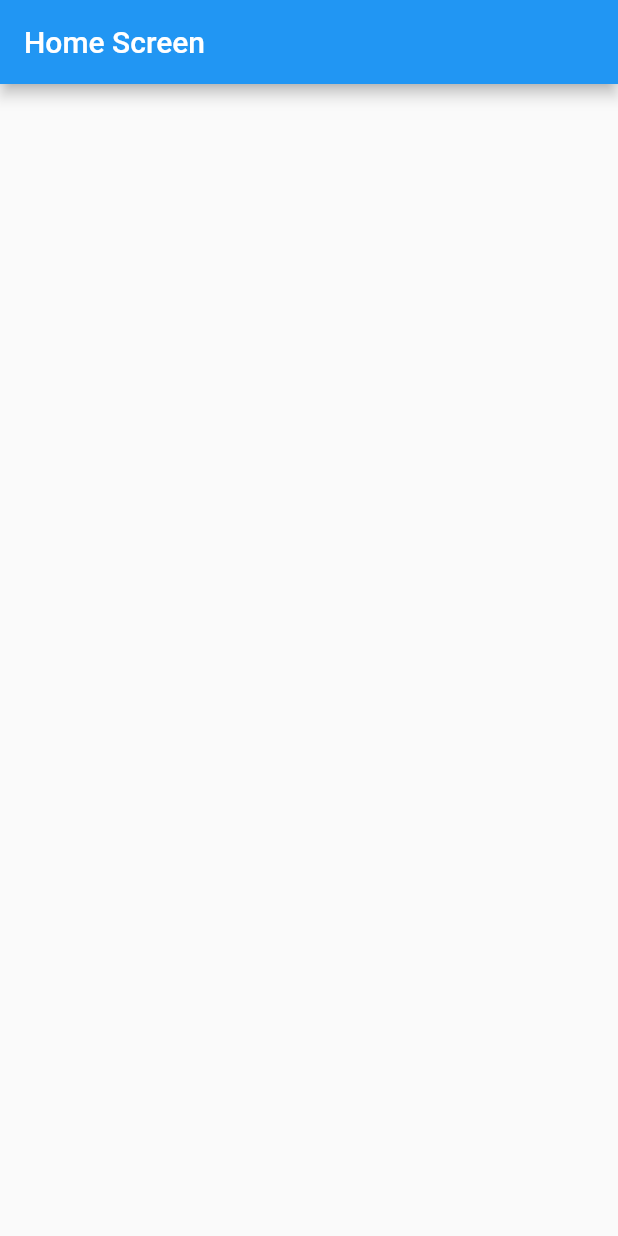
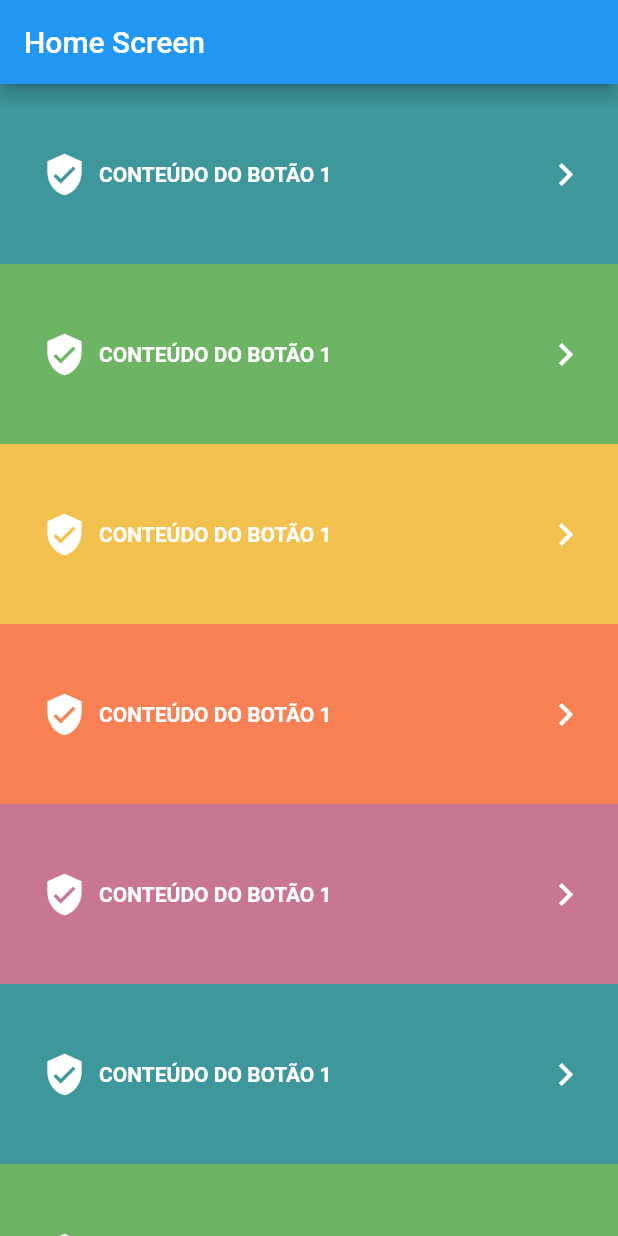
Before and after one commit to developmatt/flutter-sandbox, a Flutter app: the screen it shows after launch, on a phone screen of 412 x 824 dp. Run offline on Flutter 3.47's test engine with Material 2 defaults, Android fonts, the phone set to English and light mode, and no system bars.

Commit message:
Listing buttons on home screen

```diff
--- a/lib/screens/home/HomeScreen.dart
+++ b/lib/screens/home/HomeScreen.dart
@@ -1,4 +1,5 @@
 import 'package:flutter/material.dart';
+import 'package:flutterSandbox/widgets/ColoredButtonsList.dart';
 
 class HomeScreen extends StatefulWidget {
   @override
@@ -6,8 +7,60 @@ class HomeScreen extends StatefulWidget {
 }
 
 class _HomeScreenState extends State<HomeScreen> {
+
+  List<Map<String, dynamic>> buttonsList = [
+    {
+      'text': 'Conteúdo do botão 1',
+      'icon': Icons.verified_user,
+      'route': '/'
+    },
+    {
+      'text': 'Conteúdo do botão 1',
+      'icon': Icons.verified_user,
+      'route': '/'
+    },
+    {
+      'text': 'Conteúdo do botão 1',
+      'icon': Icons.verified_user,
+      'route': '/'
+    },
+    {
+      'text': 'Conteúdo do botão 1',
+      'icon': Icons.verified_user,
+      'route': '/'
+    },
+    {
+      'text': 'Conteúdo do botão 1',
+      'icon': Icons.verified_user,
+      'route': '/'
+    },
+    {
+      'text': 'Conteúdo do botão 1',
+      'icon': Icons.verified_user,
+      'route': '/'
+    },
+    {
+      'text': 'Conteúdo do botão 1',
+      'icon': Icons.verified_user,
+      'route': '/'
+    },
+    {
+      'text': 'Conteúdo do botão 1',
+      'icon': Icons.verified_user,
+      'route': '/'
+    },
+    {
+      'text': 'Conteúdo do botão 1',
+      'icon': Icons.verified_user,
+      'route': '/'
+    },
+  ];
+
   @override
   Widget build(BuildContext context) {
-    return Scaffold(appBar: AppBar(title: Text('Home Screen')),);
+    return Scaffold(
+      appBar: AppBar(title: Text('Home Screen')),
+      body: ColoredButtonsList(buttonsList),
+    );
   }
 }
--- /dev/null
+++ b/lib/widgets/ColoredButtonsList.dart
@@ -0,0 +1,94 @@
+import 'package:flutter/material.dart';
+
+class ColoredButtonsList extends StatefulWidget {
+  final List<Map<String, dynamic>> buttonsList;
+
+  ColoredButtonsList(this.buttonsList);
+
+  @override
+  _ColoredButtonsListState createState() => _ColoredButtonsListState();
+}
+
+class _ColoredButtonsListState extends State<ColoredButtonsList> {
+
+  @override
+  Widget build(BuildContext context) {
+    return ListView.builder(
+      itemCount: widget.buttonsList.length,
+      itemBuilder: (context, index) {
+        return ColoredButtonsListButton(
+          color: ColoredButtonListColors.nextColor(),
+          icon: widget.buttonsList[index]['icon'],
+          onTap: () => Navigator.of(context).pushNamed(widget.buttonsList[index]['route']),
+          text: widget.buttonsList[index]['text'],
+        );
+      }
+    );
+  }
+}
+
+class ColoredButtonsListButton extends StatelessWidget {
+
+  final Function onTap;
+  final IconData icon;
+  final String text;
+  final Color color;
+
+  ColoredButtonsListButton({this.onTap, this.icon, this.text, this.color});
+
+  @override
+  Widget build(BuildContext context) {
+    return InkWell(
+      onTap: this.onTap,
+      child: Container(
+        padding: EdgeInsets.symmetric(horizontal: 20.0),
+        alignment: Alignment.centerLeft,
+        height: 120.0,
+        color: this.color,
+        child: Row(
+          mainAxisAlignment: MainAxisAlignment.spaceBetween,
+          children: [
+            Row(
+              children: [
+                Padding(
+                  padding: const EdgeInsets.all(8.0),
+                  child: Icon(this.icon, color: Colors.white, size: 30.0),
+                ),
+                Text(
+                  this.text.toUpperCase(),
+                  style: TextStyle(
+                    color: Colors.white,
+                    fontWeight: FontWeight.bold
+                  ),
+                )
+              ],
+            ),
+            Padding(
+              padding: EdgeInsets.only(left: 10.0),
+              child: Icon(Icons.chevron_right, color: Colors.white, size: 30.0),
+            )
+          ],
+        ),
+      ),
+    );
+  }
+}
+
+class ColoredButtonListColors {
+  static final List<Color> _colors = [
+    Color(0xFF3e979b),
+    Color(0xFF6db464),
+    Color(0xFFf3c14e),
+    Color(0xFFf78055),
+    Color(0xFFc97694)];
+  static int _index = -1;
+
+  static Color nextColor() {
+    if(_index < _colors.length - 1) {
+      _index++;
+    } else {
+      _index = 0;
+    }
+    return _colors[_index];
+  }
+}
```
